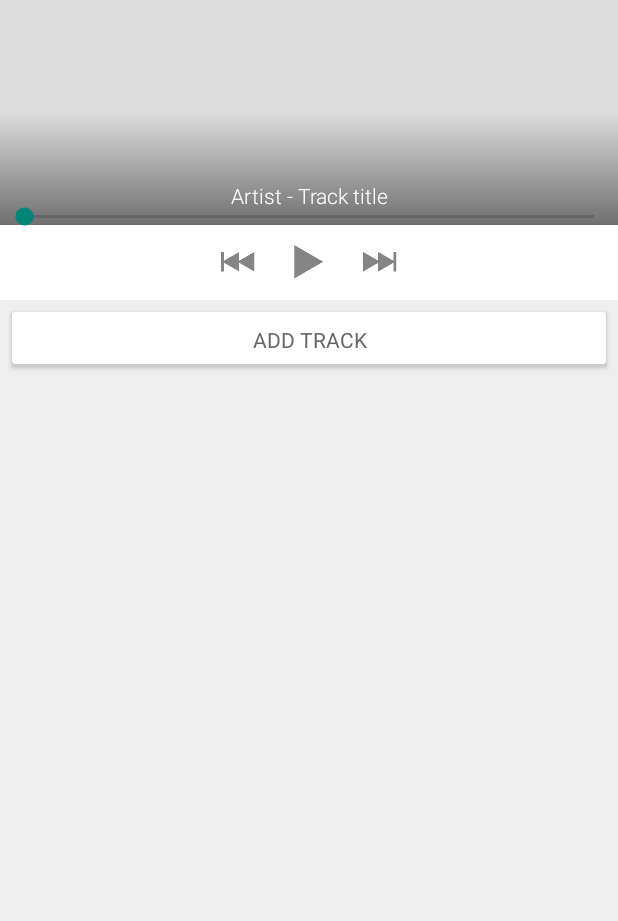
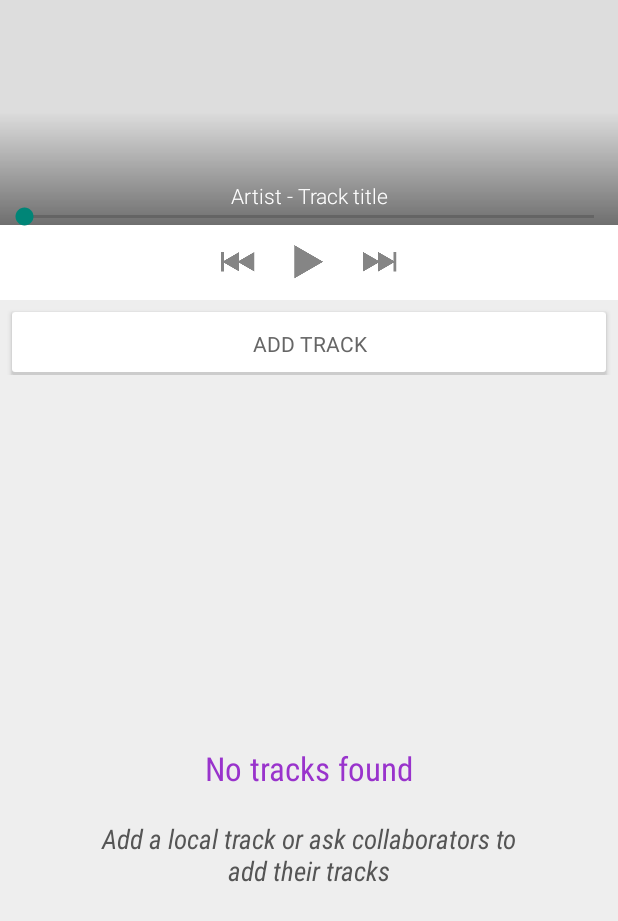
Before and after one commit to leovanhaaren/CrowdPlay, an Android app: the RoomPlayActivity screen opened directly, with no data from a screen before it, on a phone screen of 412 x 824 dp. Shown: the top 921 px of the screen. Run offline under Robolectric (Android 15) with nearby library versions, the phone set to English and light mode, and no system bars; libraries missing offline, so code that uses them is left out: com.j256.ormlite; 8 statements that could not run were skipped.

Commit message:
Fixed list and empty states

```diff
--- a/app/src/main/AndroidManifest.xml
+++ b/app/src/main/AndroidManifest.xml
@@ -18,7 +18,8 @@
         </activity>
         <activity
             android:name="com.jvrhenen.crowdplay.app.RoomPlayActivity"
-            android:label="@string/title_activity_room_play" >
+            android:label="@string/room_play_title"
+            android:parentActivityName=".RoomsOverviewActivity">
         </activity>
     </application>
 
--- a/app/src/main/java/com/jvrhenen/crowdplay/app/RoomsOverviewActivity.java
+++ b/app/src/main/java/com/jvrhenen/crowdplay/app/RoomsOverviewActivity.java
@@ -65,6 +65,7 @@ public class RoomsOverviewActivity extends ActionBarActivity implements ListView
         Intent roomPlay = new Intent(this, RoomPlayActivity.class);
         roomPlay.putExtra("roomId", room.getId());
         startActivity(roomPlay);
+        this.overridePendingTransition(R.anim.animation_sub_enter, R.anim.animation_main_leave);
     }
 
     @Override
@@ -82,6 +83,7 @@ public class RoomsOverviewActivity extends ActionBarActivity implements ListView
 
             final EditText name = new EditText(this);
             name.setHint(R.string.rooms_overview_dialog_field);
+            name.setSingleLine();
             builder.setView(name);
 
             builder.setPositiveButton(R.string.rooms_overview_dialog_ok, new DialogInterface.OnClickListener() {
--- a/app/src/main/res/layout/activity_room_play.xml
+++ b/app/src/main/res/layout/activity_room_play.xml
@@ -96,7 +96,7 @@
 
         <Button
             android:layout_width="fill_parent"
-            android:layout_height="fill_parent"
+            android:layout_height="wrap_content"
             android:text="@string/room_play_button_add"
             android:id="@+id/button"
             android:layout_gravity="center_horizontal"
@@ -105,7 +105,36 @@
             android:layout_marginLeft="8dp"
             android:layout_marginTop="8dp"
             android:layout_marginRight="8dp"
-            android:layout_marginBottom="5dp" />
+            android:layout_marginBottom="0dp" />
+    </LinearLayout>
+
+    <LinearLayout
+        android:orientation="vertical"
+        android:layout_width="fill_parent"
+        android:layout_height="fill_parent"
+        android:gravity="center"
+        android:layout_marginBottom="3dp"
+        android:id="@+id/linearLayout3"
+        android:layout_below="@+id/linearLayout2">
+
+        <TextView
+            android:layout_width="fill_parent"
+            android:layout_height="wrap_content"
+            android:text="@string/room_play_emptystate_title"
+            android:layout_gravity="center"
+            android:gravity="center"
+            android:layout_margin="20dp"
+            android:textAppearance="@style/Player.EmptyState.Title" />
+
+        <TextView
+            android:layout_width="fill_parent"
+            android:layout_height="wrap_content"
+            android:text="@string/room_play_emptystate_text"
+            android:layout_gravity="center"
+            android:gravity="center"
+            android:textAppearance="@style/Player.EmptyState.Text"
+            android:layout_marginRight="55dp"
+            android:layout_marginLeft="55dp" />
     </LinearLayout>
 
     <ListView
@@ -117,6 +146,7 @@
         android:layout_alignParentBottom="true"
         android:layout_alignParentLeft="true"
         android:layout_alignParentStart="true"
-        android:layout_below="@+id/linearLayout2" />
+        android:layout_below="@+id/linearLayout2"
+        android:background="@color/appBackground" />
 
 </RelativeLayout>
--- a/app/src/main/res/menu/room_play.xml
+++ b/app/src/main/res/menu/room_play.xml
@@ -1,9 +1,16 @@
 <menu xmlns:android="http://schemas.android.com/apk/res/android"
+    xmlns:app="http://schemas.android.com/apk/res-auto"
     xmlns:tools="http://schemas.android.com/tools"
     tools:context="com.jvrhenen.crowdplay.app.RoomPlayActivity" >
 
-    <item android:id="@+id/action_settings"
-        android:title="@string/action_settings"
-        android:orderInCategory="100"
-        android:showAsAction="never" />
+    <item android:id="@+id/room_play_action_edit"
+        android:icon="@drawable/ic_action_edit"
+        android:title="@string/room_play_action_edit"
+        app:showAsAction="always" />
+
+    <item android:id="@+id/room_play_action_broadcast"
+        android:icon="@drawable/ic_action_network_wifi"
+        android:title="@string/room_play_action_broadcast"
+        app:showAsAction="always" />
+
 </menu>
--- a/app/src/main/res/values/colors.xml
+++ b/app/src/main/res/values/colors.xml
@@ -1,7 +1,7 @@
 <?xml version="1.0" encoding="utf-8"?>
 <resources>
 
-    <color name="appBackground">#EEE</color>
+    <color name="appBackground">#FFEEEEEE</color>
     <color name="transparent">#00FFFFFF</color>
 
 </resources>
--- a/app/src/main/res/values/strings.xml
+++ b/app/src/main/res/values/strings.xml
@@ -2,10 +2,10 @@
 <resources>
 
     <string name="app_name">CrowdPlay</string>
-    <string name="hello_world">Hello world!</string>
-    <string name="action_settings">Settings</string>
+
     <string name="rooms_overview_action_add">Create room</string>
     <string name="rooms_overview_action_refresh">Refresh</string>
+
     <string name="rooms_overview_dialog_title">Create room</string>
     <string name="rooms_overview_dialog_field">name</string>
     <string name="rooms_overview_dialog_cancel">Cancel</string>
@@ -17,6 +17,10 @@
     <string name="room_play_action_broadcast">Broadcast room</string>
     <string name="room_play_action_edit">Edit room</string>
     <string name="room_play_button_add">Add track</string>
-    <string name="title_activity_room_play">RoomPlayActivity</string>
+
+    <string name="room_play_title">Play</string>
+
+    <string name="room_play_emptystate_title">No tracks found</string>
+    <string name="room_play_emptystate_text">Add a local track or ask collaborators to add their tracks</string>
 
 </resources>
```
Also changed, not shown: app/src/main/java/com/jvrhenen/crowdplay/app/RoomPlayActivity.java (+12 -9 lines), app/src/main/res/layout/playlist_list_item.xml (+4 -4 lines).
